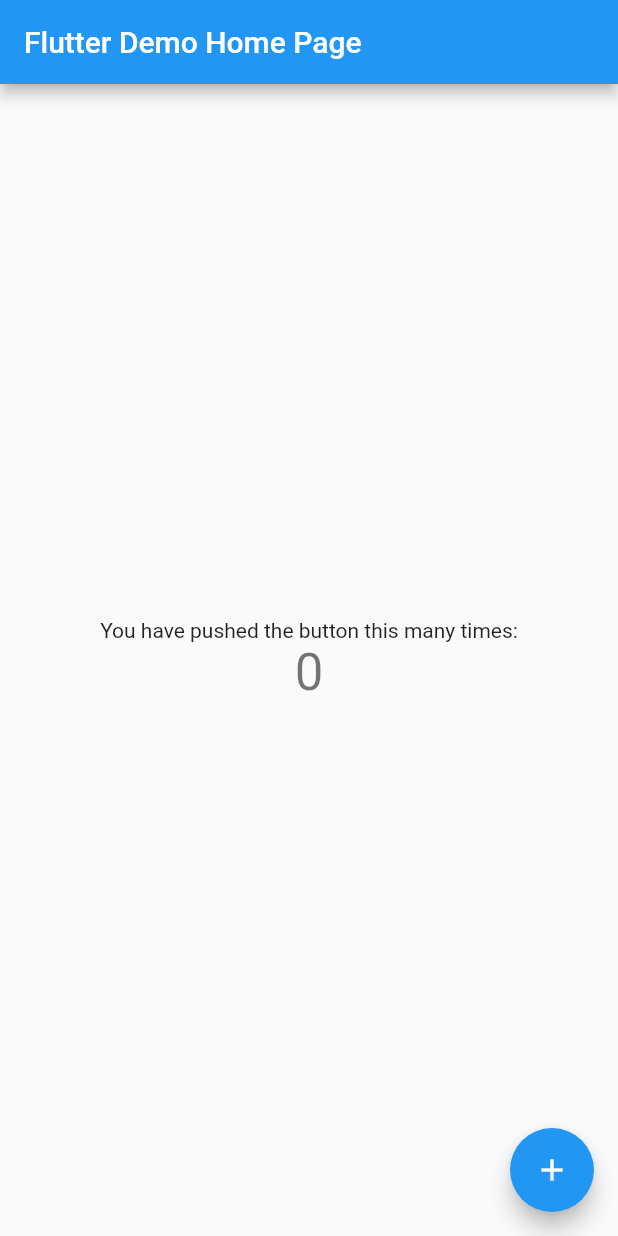
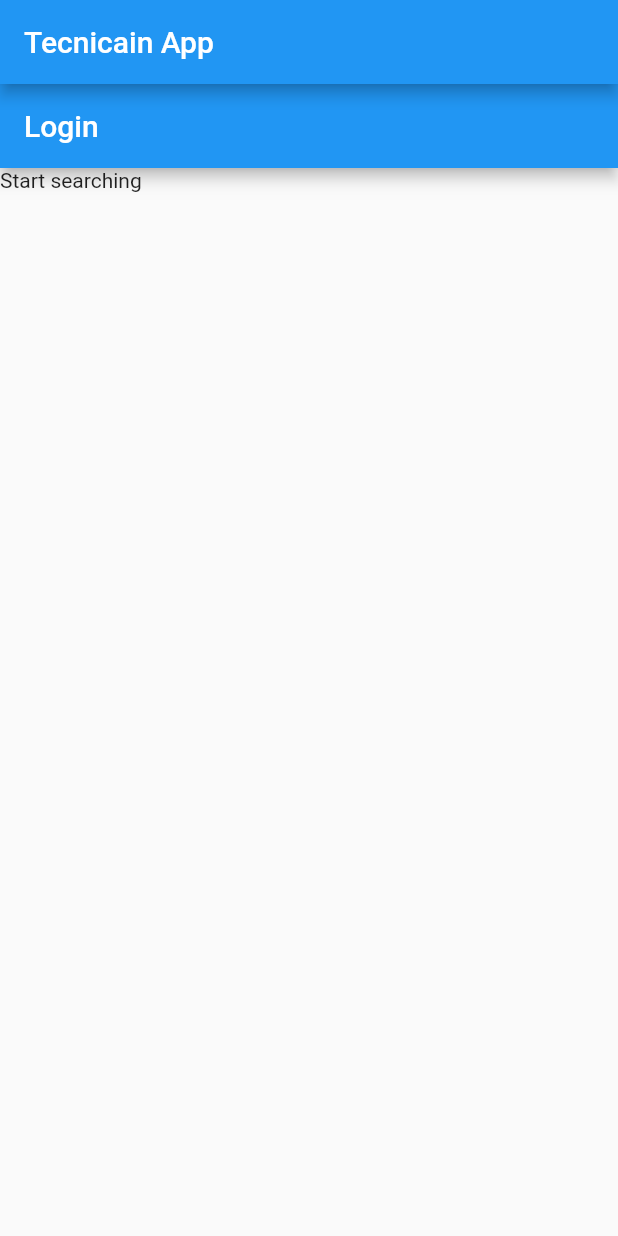
Before and after one commit to godprogrammer3/technician_app, a Flutter app: the screen it shows after launch, on a phone screen of 412 x 824 dp. Run offline on Flutter 3.47's test engine with Material 2 defaults, Android fonts, the phone set to English and light mode, and no system bars.

Commit message:
initial structure

```diff
--- a/technician_app/lib/main.dart
+++ b/technician_app/lib/main.dart
@@ -1,111 +1,20 @@
 import 'package:flutter/material.dart';
+import 'package:technician_app/ui/pages/Pages.dart';
 
 void main() => runApp(MyApp());
 
 class MyApp extends StatelessWidget {
-  // This widget is the root of your application.
   @override
   Widget build(BuildContext context) {
     return MaterialApp(
-      title: 'Flutter Demo',
-      theme: ThemeData(
-        // This is the theme of your application.
-        //
-        // Try running your application with "flutter run". You'll see the
-        // application has a blue toolbar. Then, without quitting the app, try
-        // changing the primarySwatch below to Colors.green and then invoke
-        // "hot reload" (press "r" in the console where you ran "flutter run",
-        // or simply save your changes to "hot reload" in a Flutter IDE).
-        // Notice that the counter didn't reset back to zero; the application
-        // is not restarted.
-        primarySwatch: Colors.blue,
-      ),
-      home: MyHomePage(title: 'Flutter Demo Home Page'),
-    );
-  }
-}
-
-class MyHomePage extends StatefulWidget {
-  MyHomePage({Key key, this.title}) : super(key: key);
-
-  // This widget is the home page of your application. It is stateful, meaning
-  // that it has a State object (defined below) that contains fields that affect
-  // how it looks.
-
-  // This class is the configuration for the state. It holds the values (in this
-  // case the title) provided by the parent (in this case the App widget) and
-  // used by the build method of the State. Fields in a Widget subclass are
-  // always marked "final".
-
-  final String title;
-
-  @override
-  _MyHomePageState createState() => _MyHomePageState();
-}
-
-class _MyHomePageState extends State<MyHomePage> {
-  int _counter = 0;
-
-  void _incrementCounter() {
-    setState(() {
-      // This call to setState tells the Flutter framework that something has
-      // changed in this State, which causes it to rerun the build method below
-      // so that the display can reflect the updated values. If we changed
-      // _counter without calling setState(), then the build method would not be
-      // called again, and so nothing would appear to happen.
-      _counter++;
-    });
+      title: 'Material App',
+      home: Scaffold(
+        appBar: AppBar(
+          title: Text('Tecnicain App'),
+        ),
+        body: LoginPage()
+        )
+      );
   }
 
-  @override
-  Widget build(BuildContext context) {
-    // This method is rerun every time setState is called, for instance as done
-    // by the _incrementCounter method above.
-    //
-    // The Flutter framework has been optimized to make rerunning build methods
-    // fast, so that you can just rebuild anything that needs updating rather
-    // than having to individually change instances of widgets.
-    return Scaffold(
-      appBar: AppBar(
-        // Here we take the value from the MyHomePage object that was created by
-        // the App.build method, and use it to set our appbar title.
-        title: Text(widget.title),
-      ),
-      body: Center(
-        // Center is a layout widget. It takes a single child and positions it
-        // in the middle of the parent.
-        child: Column(
-          // Column is also a layout widget. It takes a list of children and
-          // arranges them vertically. By default, it sizes itself to fit its
-          // children horizontally, and tries to be as tall as its parent.
-          //
-          // Invoke "debug painting" (press "p" in the console, choose the
-          // "Toggle Debug Paint" action from the Flutter Inspector in Android
-          // Studio, or the "Toggle Debug Paint" command in Visual Studio Code)
-          // to see the wireframe for each widget.
-          //
-          // Column has various properties to control how it sizes itself and
-          // how it positions its children. Here we use mainAxisAlignment to
-          // center the children vertically; the main axis here is the vertical
-          // axis because Columns are vertical (the cross axis would be
-          // horizontal).
-          mainAxisAlignment: MainAxisAlignment.center,
-          children: <Widget>[
-            Text(
-              'You have pushed the button this many times:',
-            ),
-            Text(
-              '$_counter',
-              style: Theme.of(context).textTheme.display1,
-            ),
-          ],
-        ),
-      ),
-      floatingActionButton: FloatingActionButton(
-        onPressed: _incrementCounter,
-        tooltip: 'Increment',
-        child: Icon(Icons.add),
-      ), // This trailing comma makes auto-formatting nicer for build methods.
-    );
-  }
 }
--- /dev/null
+++ b/technician_app/lib/ui/pages/LoginPage.dart
@@ -0,0 +1,34 @@
+import 'package:flutter/material.dart';
+
+class LoginPage extends StatelessWidget {
+  const LoginPage({Key key}) : super(key: key);
+
+  @override
+  Widget build(BuildContext context) {
+    return Scaffold(
+      appBar : AppBar(
+        title : Text("Login"),
+      ),
+      body :LoginBody()
+    );
+  }
+}
+
+
+class LoginBody extends StatelessWidget {
+  const LoginBody({Key key}) : super(key: key);
+
+  @override
+  Widget build(BuildContext context) {
+    return Container(
+      child: Column(
+        children: <Widget>[
+          Container(
+            height: MediaQuery.of(context).size.hashCode / 3,
+            child:Text('Start searching')
+          ),
+        ],
+      ),
+    );
+  }
+}
--- /dev/null
+++ b/technician_app/lib/ui/pages/Pages.dart
@@ -0,0 +1 @@
+export './LoginPage.dart';
--- a/technician_app/pubspec.yaml
+++ b/technician_app/pubspec.yaml
@@ -19,6 +19,8 @@
 dependencies:
   flutter:
     sdk: flutter
+  flutter_bloc: ^3.2.0
+  equatable: ^1.0.3
 
   # The following adds the Cupertino Icons font to your application.
   # Use with the CupertinoIcons class for iOS style icons.
```
Also changed, not shown: technician_app/lib/ui/widgets/Widgets.dart (added), technician_app/pubspec.lock.
